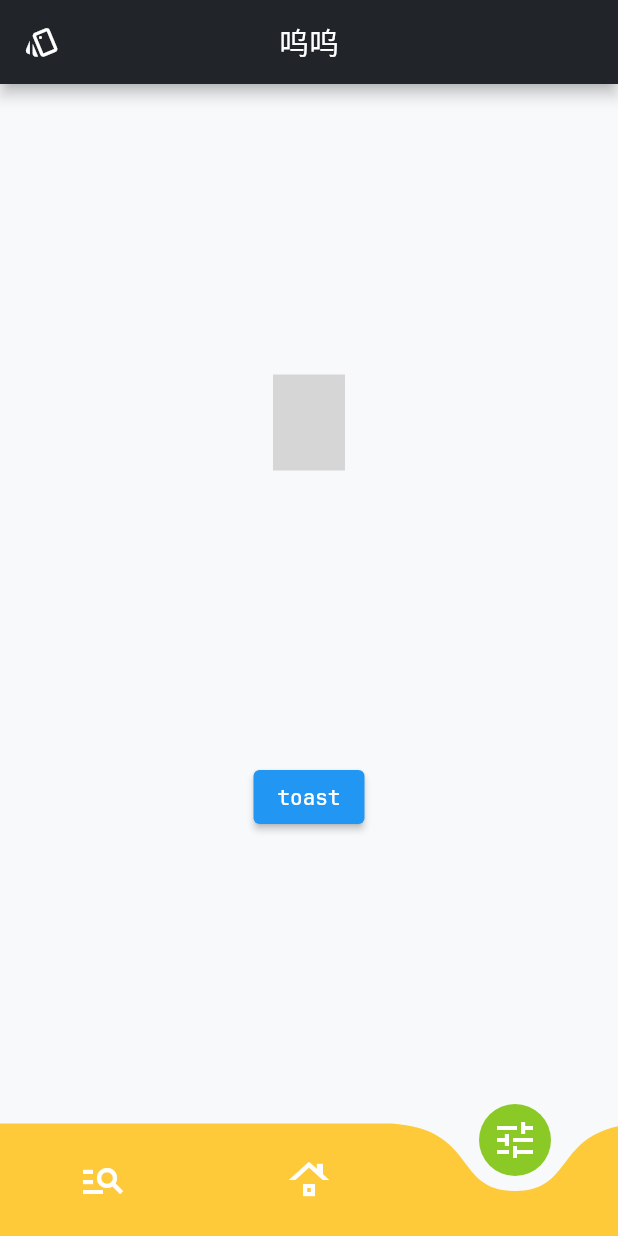
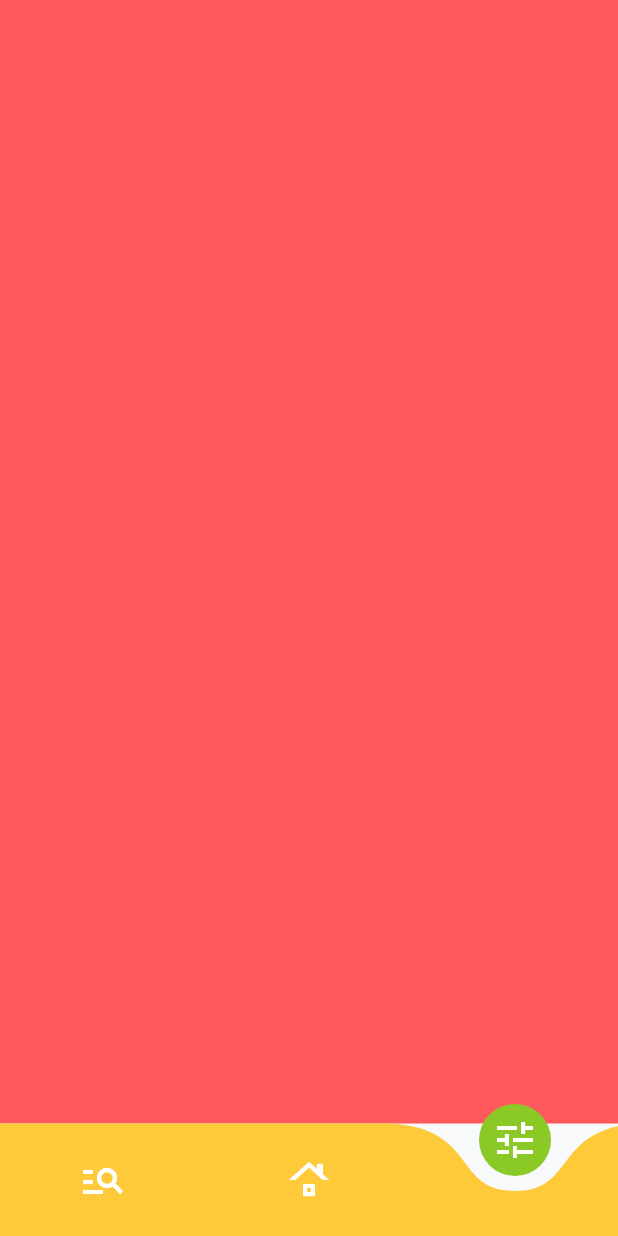
Before and after one commit to lopo12123/wuwu, a Flutter app: the screen it shows after launch, item 3 of the bottom bar chosen, on a phone screen of 412 x 824 dp. Run offline on Flutter 3.47's test engine with Material 2 defaults, Android fonts, the phone set to English and light mode, and no system bars; drawn by our look-alikes of curved_navigation_bar; our stand-ins replace bot_toast, flutter_slidable, get, isar, loading_animation_widget, logger; missing offline and left inert: flip_board, gesture_password_widget, window_manager, windows_single_instance; accounts and stored records are empty; generated files the repository leaves out were written again; Roboto replaces fonts that are missing (XiaoBai); grey boxes are pictures that could not be loaded.

Commit message:
feat: 入口

```diff
--- a/lib/views/entry.dart
+++ b/lib/views/entry.dart
@@ -1,62 +1,46 @@
 import 'package:curved_navigation_bar/curved_navigation_bar.dart';
 import 'package:flutter/material.dart';
 import 'package:get/get.dart';
-import 'package:wuwu/components/nice_clock.dart';
-import 'package:wuwu/components/common/styled_text.dart';
-import 'package:wuwu/platform_spec/components/tool_bar.dart';
-import 'package:wuwu/routes/index.dart';
 import 'package:wuwu/styles/palette.dart';
-import 'package:wuwu/utils/my_toast.dart';
 import 'package:wuwu/utils/safe_print.dart';
-import 'package:wuwu/views/bottom_sheet/bs_tag_create.dart';
+import 'package:wuwu/views/tab_pages/dashboard.dart';
+import 'package:wuwu/views/tab_pages/home.dart';
 
-class EntryView extends StatelessWidget {
+class _EntryController extends GetxController {
+  final PageController pc = PageController(initialPage: 1);
+}
+
+class EntryView extends GetView<_EntryController> {
   const EntryView({super.key});
 
   @override
   Widget build(BuildContext context) {
+    Get.put(_EntryController());
+
     return Scaffold(
-      appBar: ToolBar(
-        leading: IconButton(
-          onPressed: () => Get.toNamed(MyRoutes.tag_manage),
-          icon: const Icon(Icons.style_outlined),
-        ),
-        // IconImage.use(IconImage.draw, size: 32, color: Palette.b10),
-      ),
       bottomNavigationBar: CurvedNavigationBar(
         index: 1,
         color: Palette.yellow,
         buttonBackgroundColor: Palette.green,
         backgroundColor: Palette.transparent,
-        onTap: (v) {
-          SafePrint.info(v);
-        },
-        items: [
+        onTap: (v) => controller.pc.jumpToPage(v),
+        items: const [
           Icon(Icons.manage_search_outlined, color: Palette.b00, size: 32),
           Icon(Icons.roofing_outlined, color: Palette.b00, size: 32),
           Icon(Icons.tune_outlined, color: Palette.b00, size: 32),
         ],
       ),
-      body: Center(
-        child: Column(
-          mainAxisAlignment: MainAxisAlignment.spaceEvenly,
-          crossAxisAlignment: CrossAxisAlignment.center,
-          children: [
-            niceClock,
-            ElevatedButton(
-              onPressed: () => MyToast.success('ok可以'),
-              child: StyledText.JBMono('toast'),
-            ),
-            // ElevatedButton(
-            //   onPressed: () => Get.toNamed(MyRoutes.db_viewer),
-            //   child: StyledText.JBMono('to db_viewer'),
-            // ),
-            // ElevatedButton(
-            //   onPressed: () => Get.toNamed(MyRoutes.path_lock),
-            //   child: StyledText.JBMono('to path_lock'),
-            // ),
-          ],
-        ),
+      body: PageView(
+        controller: controller.pc,
+        onPageChanged: (v) {
+          // todo: test on android device.
+          SafePrint.info('onPageChanged: $v');
+        },
+        children: [
+          const DashboardPage(),
+          const HomePage(),
+          Container(color: Palette.red),
+        ],
       ),
     );
   }
```
